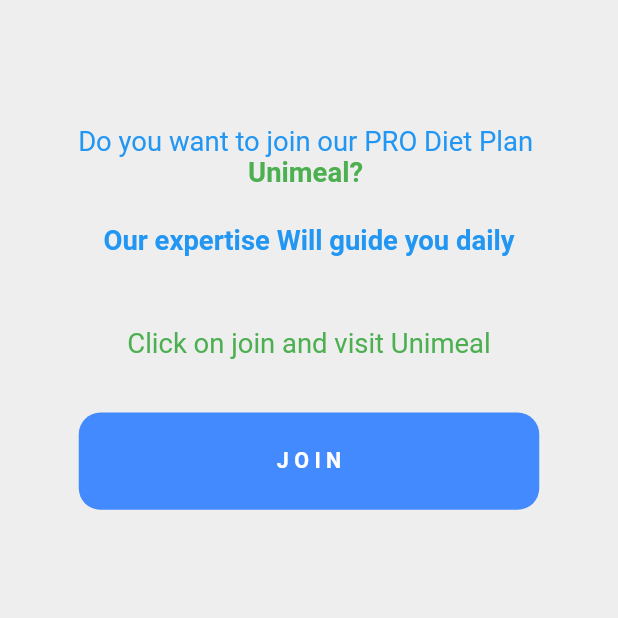
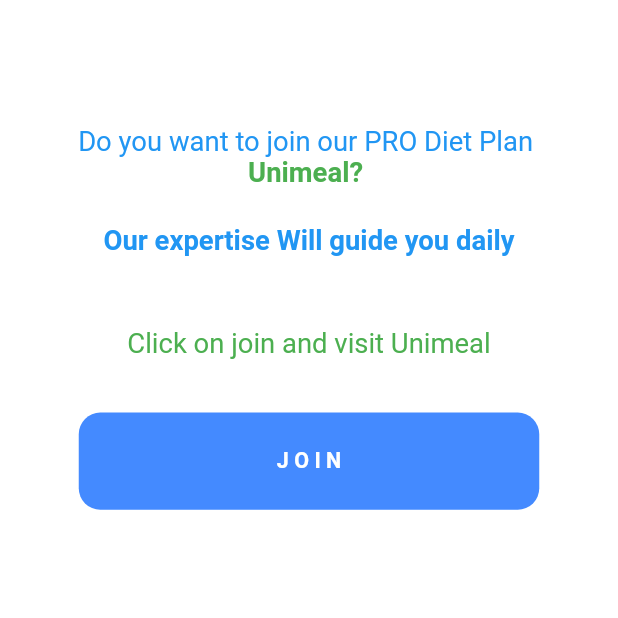
Before and after one commit to Md-Shadiuzzaman-Khan/Health-Tracker, a Flutter app: the ProDiet screen opened directly, on a phone screen of 412 x 824 dp, the top half of it. Run offline on Flutter 3.47's test engine with Material 2 defaults, Android fonts, the light colour scheme and no system bars; our stand-ins replace dot_navigation_bar, flutter_screenutil, flutter_svg, font_awesome_flutter, percent_indicator and 2 more; missing offline and left inert: dart:ffi.

Commit message:
Initial commit

```diff
--- a/lib/screens/main_pages/appbar.dart
+++ b/lib/screens/main_pages/appbar.dart
@@ -30,7 +30,7 @@
                 ),
                 SizedBox(height: 7.w),
                 Text(
-                  'Tue, 2 May',
+                  'Tue, 4 May',
                   style: TextStyle(
                       color: Colors.blueAccent,
                       fontSize: 16.sp,
--- a/lib/screens/main_pages/pro_diet.dart
+++ b/lib/screens/main_pages/pro_diet.dart
@@ -8,7 +8,7 @@
   @override
   Widget build(BuildContext context) {
     return Scaffold(
-      backgroundColor: Colors.grey[200],
+      backgroundColor: Colors.white,
       body: SingleChildScrollView(
         child: SafeArea(
           child: Center(
```
